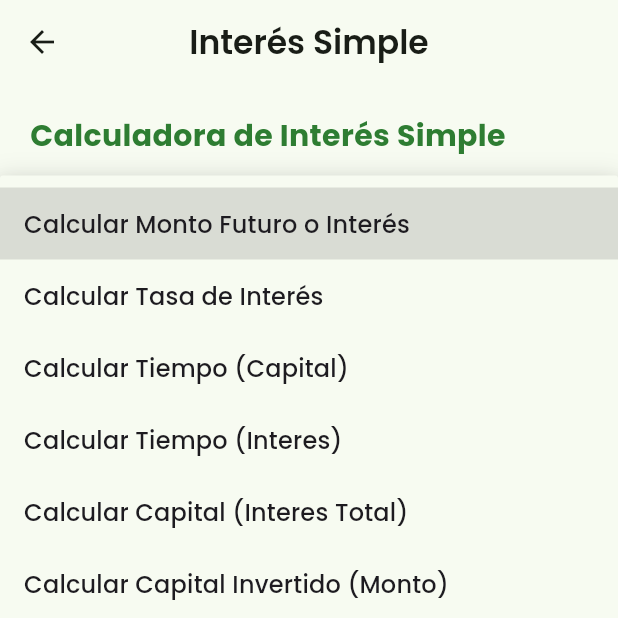
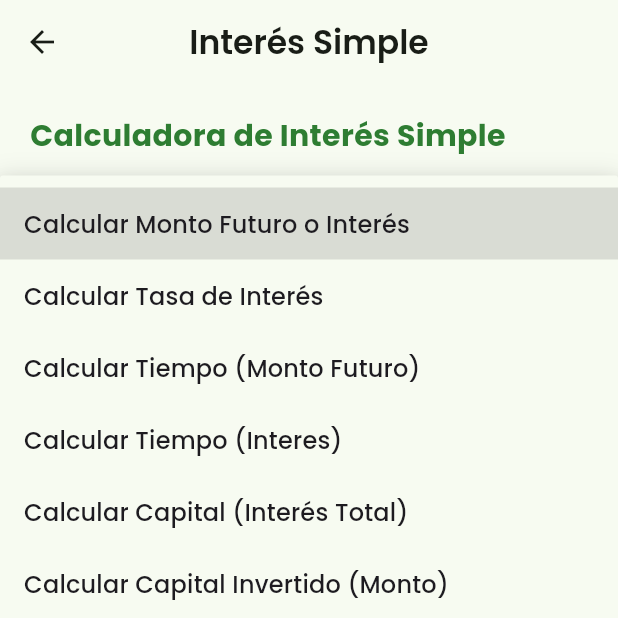
Before and after one commit to Sergio5423/calculadora-intereses, a Flutter app: the SimpleInterestPage screen opened directly, after a tap on "Calcular Monto Futuro o Interés", on a phone screen of 412 x 824 dp, the top half of it. Run offline on Flutter 3.47's test engine with Material 3 defaults, Android fonts, the phone set to English and light mode, and no system bars; our stand-ins replace cloud_firestore, firebase_core, get, get_storage, google_fonts, salomon_bottom_bar; accounts and stored records are empty.

Commit message:
Ejemplos interes simple

```diff
--- a/lib/pages/simple_interest_page.dart
+++ b/lib/pages/simple_interest_page.dart
@@ -44,6 +44,21 @@ class _SimpleInterestPageState extends State<SimpleInterestPage> {
             'Ejemplo: Para que \$1,000,000 COP se conviertan en \$1,120,000 COP\n'
             'a una tasa del 2% mensual, se requieren 6 meses.';
         break;
+      case 'TiempoInteres':
+        ejemplo =
+            'Ejemplo: Un capital de \$70,000 tardará en generar unos intereses de \$105,000'
+            ' a una tasa del 15% anual, unos 10 años.';
+        break;
+      case 'CapitalInteresTotal':
+        ejemplo =
+            'Ejemplo: Si necesitas pagar \$500 de interés, a una tasa del 5% y el prestamo'
+            ' dura 3 años entonces el monto del préstamo es de \$3,333.33 COP.';
+        break;
+      case 'CapitalInvertido':
+        ejemplo =
+            'Ejemplo: Para tener un monto final de \$4000 en 3 años a una tasa del 7%'
+            'debes invertir \$3,305.79';
+        break;
     }
   }
 
@@ -89,7 +104,7 @@ class _SimpleInterestPageState extends State<SimpleInterestPage> {
       case 'CapitalInteresTotal':
         //if (C > 0 && i > 0) {
         final capital = interes / (i * n);
-        resultado = 'Capital necesario (C): ${capital.toStringAsFixed(2)} COP';
+        resultado = 'Monto del préstamo (C): ${capital.toStringAsFixed(2)} COP';
         //}
         break;
       case 'CapitalInvertido':
@@ -214,13 +229,14 @@ class _SimpleInterestPageState extends State<SimpleInterestPage> {
                   value: 'Tasa de Interés',
                   child: Text('Calcular Tasa de Interés')),
               DropdownMenuItem(
-                  value: 'Tiempo', child: Text('Calcular Tiempo (Capital)')),
+                  value: 'Tiempo',
+                  child: Text('Calcular Tiempo (Monto Futuro)')),
               DropdownMenuItem(
                   value: 'TiempoInteres',
                   child: Text('Calcular Tiempo (Interes)')),
               DropdownMenuItem(
                   value: 'CapitalInteresTotal',
-                  child: Text('Calcular Capital (Interes Total)')),
+                  child: Text('Calcular Capital (Interés Total)')),
               DropdownMenuItem(
                   value: 'CapitalInvertido',
                   child: Text('Calcular Capital Invertido (Monto)')),
```
